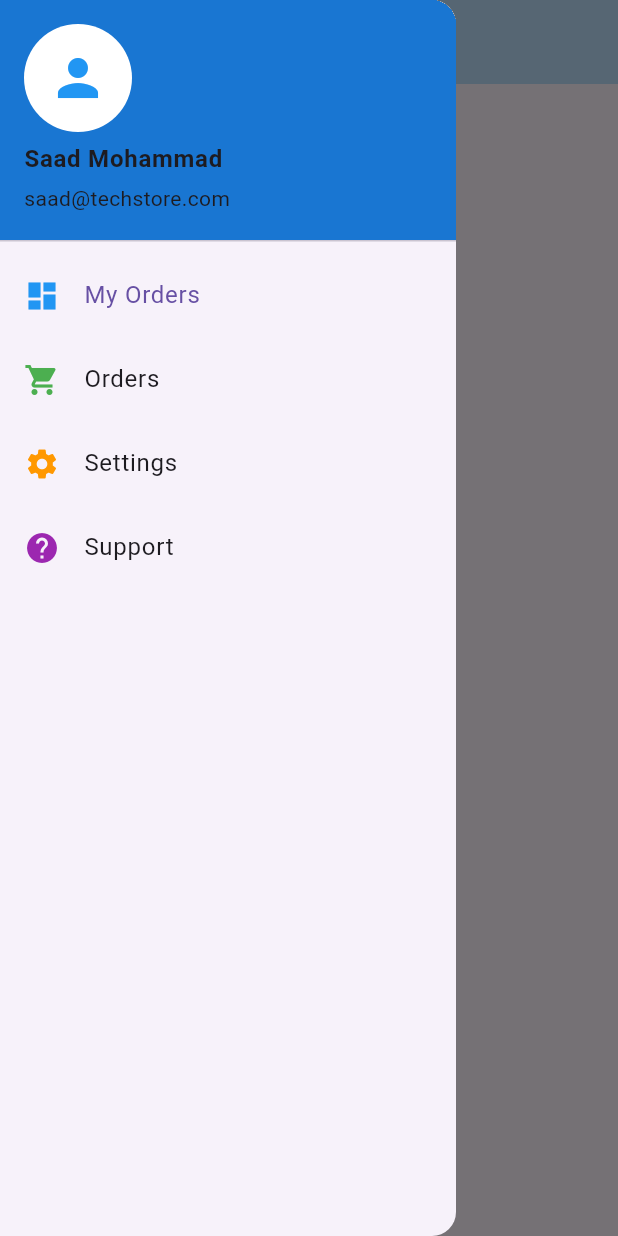
After one commit to saadmohammad-dev/flutter-navigation-mastery-labs, a Flutter app: the Task11DrawerScreen screen opened by its route, with the side drawer open, on a phone screen of 412 x 824 dp. The commit adds this screen. Run offline on Flutter 3.47's test engine with Material 3 defaults, Android fonts, the phone set to English and light mode, and no system bars; network calls fail.

Commit message:
complete Task 11 configuring a 4-screen layout driven by a structural navigation Drawer sidebar

```diff
--- a/lib/task_8_to_15/Task9_MainGroupControllerScreen.dart
+++ b/lib/task_8_to_15/Task10_MainGroupControllerScreen.dart
@@ -1,8 +1,8 @@
 import 'package:flutter/material.dart';
-import 'tab_group_hosts.dart';
+import 'task10_tab_group_hosts.dart';
 
-class Task9_MainGroupControllerScreen extends StatelessWidget {
-  const Task9_MainGroupControllerScreen({super.key});
+class Task10_MainGroupControllerScreen extends StatelessWidget {
+  const Task10_MainGroupControllerScreen({super.key});
 
   @override
   Widget build(BuildContext context) {
--- /dev/null
+++ b/lib/task_8_to_15/Task11DrawerScreen.dart
@@ -0,0 +1,99 @@
+import 'package:flutter/material.dart';
+
+class Task11DrawerScreen extends StatefulWidget {
+  const Task11DrawerScreen({super.key});
+
+  @override
+  State<Task11DrawerScreen> createState() => _Task11DrawerScreenState();
+}
+
+class _Task11DrawerScreenState extends State<Task11DrawerScreen> {
+  int _currentScreenIndex = 0;
+
+  final List<Widget> _screens = [
+    const Center(child: Column(mainAxisAlignment: MainAxisAlignment.center, children: [Icon(Icons.dashboard, size: 64, color: Colors.blue), SizedBox(height: 12), Text('Dashboard Screen', style: TextStyle(fontSize: 20, fontWeight: FontWeight.bold))])),
+    const Center(child: Column(mainAxisAlignment: MainAxisAlignment.center, children: [Icon(Icons.shopping_cart, size: 64, color: Colors.green), SizedBox(height: 12), Text('Orders Screen', style: TextStyle(fontSize: 20, fontWeight: FontWeight.bold))])),
+    const Center(child: Column(mainAxisAlignment: MainAxisAlignment.center, children: [Icon(Icons.settings, size: 64, color: Colors.orange), SizedBox(height: 12), Text('Settings Screen', style: TextStyle(fontSize: 20, fontWeight: FontWeight.bold))])),
+    const Center(child: Column(mainAxisAlignment: MainAxisAlignment.center, children: [Icon(Icons.help, size: 64, color: Colors.purple), SizedBox(height: 12), Text('Support Screen', style: TextStyle(fontSize: 20, fontWeight: FontWeight.bold))])),
+  ];
+
+  final List<String> _titles = [
+    'Dashboard Control',
+    'My Orders',
+    'App Settings',
+    'Help & Support',
+  ];
+
+  @override
+  Widget build(BuildContext context) {
+    return Scaffold(
+      appBar: AppBar(
+        title: Text(_titles[_currentScreenIndex]),
+        backgroundColor: Colors.blue.shade100,
+        centerTitle: true,
+      ),
+
+      body: _screens[_currentScreenIndex],
+
+      drawer: Drawer(
+        child: ListView(
+          padding: EdgeInsets.zero,
+          children: [
+
+            UserAccountsDrawerHeader(
+              decoration: BoxDecoration(color: Colors.blue.shade700),
+              accountName: const Text('Saad Mohammad', style: TextStyle(fontWeight: FontWeight.bold)),
+              accountEmail: const Text('saad@techstore.com'),
+              currentAccountPicture: const CircleAvatar(
+                backgroundColor: Colors.white,
+                child: Icon(Icons.person, size: 40, color: Colors.blue),
+              ),
+            ),
+
+            ListTile(
+              leading: const Icon(Icons.dashboard, color: Colors.blue),
+          title: Text(_titles[1]),
+             selected: _currentScreenIndex == 0,
+              onTap: () {
+                setState(() => _currentScreenIndex = 0);
+                Navigator.pop(context); // Closes the drawer autom
+              },
+            ),
+
+            ListTile(
+              leading: const Icon(Icons.shopping_cart, color: Colors.green),
+              title: const Text('Orders'),
+              selected: _currentScreenIndex == 1,
+              onTap: () {
+                setState(() => _currentScreenIndex = 1);
+                Navigator.pop(context);
+              },
+            ),
+
+            // Sidebar Menu Item 3: Settings
+            ListTile(
+              leading: const Icon(Icons.settings, color: Colors.orange),
+              title: const Text('Settings'),
+              selected: _currentScreenIndex == 2,
+              onTap: () {
+                setState(() => _currentScreenIndex = 2);
+                Navigator.pop(context);
+              },
+            ),
+
+            // Sidebar Menu Item 4: Support
+            ListTile(
+              leading: const Icon(Icons.help, color: Colors.purple),
+              title: const Text('Support'),
+              selected: _currentScreenIndex == 3,
+              onTap: () {
+                setState(() => _currentScreenIndex = 3);
+                Navigator.pop(context);
+              },
+            ),
+          ],
+        ),
+      ),
+    );
+  }
+}
--- a/lib/task_8_to_15/grouped_screens.dart
+++ b/lib/task_8_to_15/task10_grouped_screens.dart
@@ -1,5 +1,5 @@
 import 'package:flutter/material.dart';
-
+/// task 10
 class ScreenOne extends StatelessWidget {
   const ScreenOne({super.key});
   @override
--- a/lib/task_8_to_15/tab_group_hosts.dart
+++ b/lib/task_8_to_15/task10_tab_group_hosts.dart
@@ -1,6 +1,8 @@
 import 'package:flutter/material.dart';
-import 'grouped_screens.dart';
+import 'task10_grouped_screens.dart';
 
+
+//task 10...
 class TabOneHost extends StatefulWidget {
   const TabOneHost({super.key});
   @override
```
Also changed, not shown: lib/main.dart (+7 -5 lines), lib/task_8_to_15/task8_tab_screens.dart (renamed from lib/task_8_to_15/task_tab_screens.dart).
